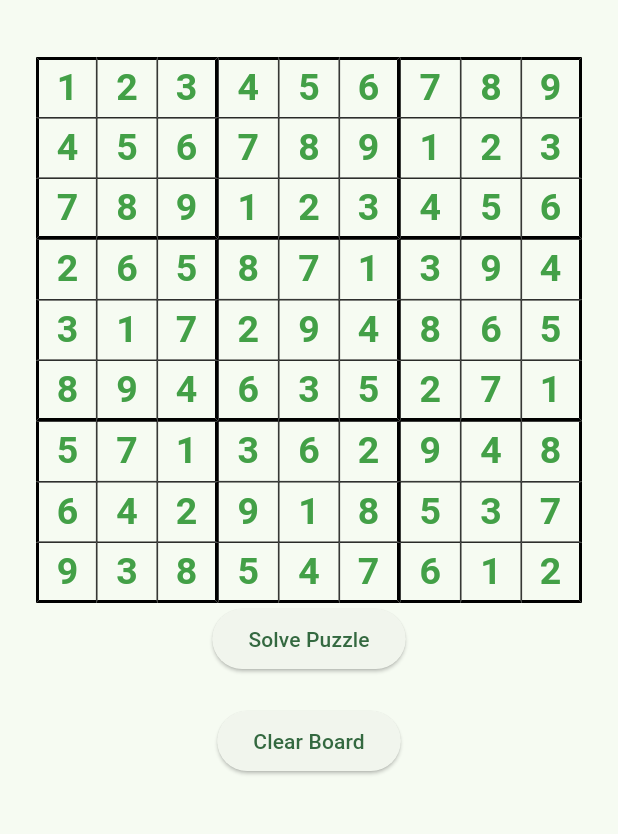
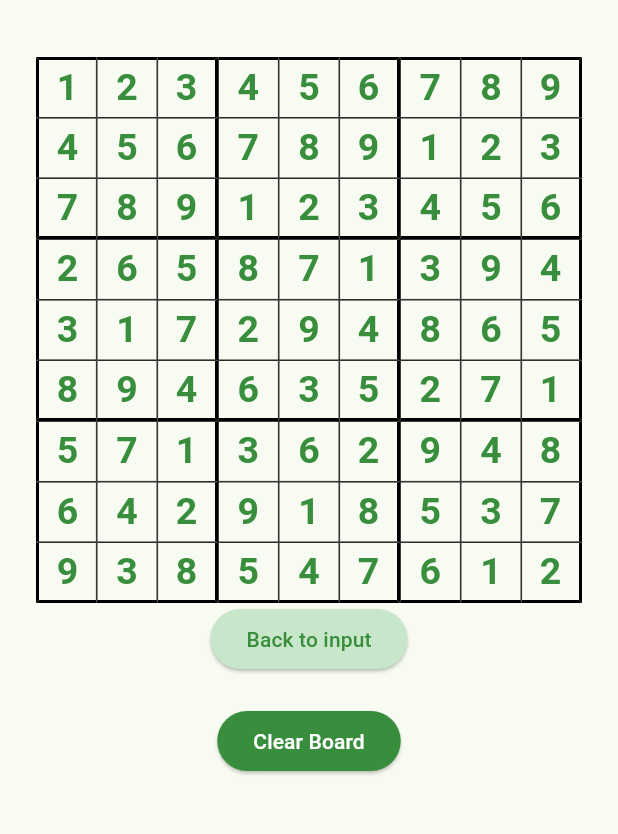
Before and after one commit to rbstrauss98/sudoku_solver, a Flutter app: the screen it shows after launch, after a tap on "Solve Puzzle", on a phone screen of 412 x 824 dp, the part 63-897 px from its top. Run offline on Flutter 3.47's test engine with Material 3 defaults, Android fonts, the phone set to English and light mode, and no system bars; our stand-ins replace tuple.

Commit message:
Refactor solving algorithm and UI

```diff
--- a/lib/main.dart
+++ b/lib/main.dart
@@ -14,7 +14,7 @@ class MyApp extends StatelessWidget {
     return MaterialApp(
       title: 'Sudoku Solver',
       theme: ThemeData(
-        colorScheme: ColorScheme.fromSeed(seedColor:Color.fromARGB(255, 14, 117, 55)),
+        colorScheme: ColorScheme.fromSeed(seedColor:Colors.green.shade700),
       ),
       home: const MyHomePage(title: 'Sudoku Solver'),
     );
--- a/lib/solving_algorithm/solver.dart
+++ b/lib/solving_algorithm/solver.dart
@@ -135,19 +135,18 @@ class Solver {
     return null;
   }
 
-  Sudoku? solve(List<int> puzzleValues) {
+  Tuple2<Sudoku?, String> solve(List<int> puzzleValues) {
     Sudoku puzzle = Sudoku();
     bool validInput = puzzle.inputPuzzle(puzzleValues);
     if (!validInput) {
-      return null;
+      return const Tuple2<Sudoku?, String>(null, "The puzzle could not be solved because of an Invalid Input. Please try again.");
     }
     Sudoku? solvedPuzzle = backtrackingSearch(puzzle);
     if (solvedPuzzle != null) {
-      return solvedPuzzle;
+      return Tuple2<Sudoku?, String>(solvedPuzzle, "Solved");
     }
     else{
-      return null;
+      return const Tuple2<Sudoku?, String>(null, "The puzzle could not be solved because it has no solution. Please try again.");
     }
-
   }
 }
--- a/lib/solving_algorithm/sudoku.dart
+++ b/lib/solving_algorithm/sudoku.dart
@@ -53,7 +53,6 @@ class Sudoku {
         if (cells[r][c].value != null) {
           bool success = forwardCheckRemove(r, c, cells[r][c].value!, isInitial: true);
           if (!success) {
-            print('Contradiction in Puzzle! Invalid input. Exiting');
             return false;
           }
         }
--- a/lib/sudoku_board.dart
+++ b/lib/sudoku_board.dart
@@ -1,4 +1,5 @@
 import 'package:flutter/material.dart';
+import 'package:tuple/tuple.dart';
 import 'package:sudoku_solver/solving_algorithm/solver.dart';
 import 'package:sudoku_solver/number_picker.dart'; // Replace with your actual package name
 
@@ -13,19 +14,23 @@ class SudokuGrid extends StatefulWidget {
 
 class _SudokuGridState extends State<SudokuGrid> {
   List<int> gridValues = List<int>.generate(81, (index) => 0);
-  List<bool> inputValues = List<bool>.generate(81, (index) => false);
+  List<bool> ifInputValues = List<bool>.generate(81, (index) => false);
+  List<int> initialValues = List<int>.generate(81, (index) => 0);
+  String buttonText = 'Solve Puzzle';
   Solver solver = Solver(); // Create an instance of the SudokuSolver class
 
   void solvePuzzle() {
-    inputValues = gridValues.map((e) => e != 0).toList();
-    Sudoku? success = solver.solve(gridValues);
-    if (success != null) {
+    ifInputValues = gridValues.map((e) => e != 0).toList();
+    Tuple2<Sudoku?, String> success = solver.solve(gridValues);
+    if (success.item1 != null) {
+      Sudoku sudoku = success.item1!;
       setState(() {
         for (int i = 0; i < 9; i++) {
           for (int j = 0; j < 9; j++) {
-            gridValues[i * 9 + j] = success.cells[i][j].value!;
+            gridValues[i * 9 + j] = sudoku.cells[i][j].value!;
           }
         }
+        buttonText = 'Back to input';
       });
     } else {
       // clearBoard();
@@ -33,11 +38,11 @@ class _SudokuGridState extends State<SudokuGrid> {
         context: context,
         builder: (BuildContext context) {
           return AlertDialog(
-            title: Text('Solving Failed'),
-            content: Text('The puzzle could not be solved. Please try again.'),
+            title: const Text('Solving Failed'),
+            content: Text(success.item2),
             actions: <Widget>[
               TextButton(
-                child: Text('OK'),
+                child: const Text('OK'),
                 onPressed: () {
                   Navigator.of(context).pop();
                 },
@@ -49,12 +54,21 @@ class _SudokuGridState extends State<SudokuGrid> {
     }
   }
 
+  void showInitialValues() {
+    setState(() {
+      gridValues = List.from(initialValues); // Update gridValues with solutionValues
+      buttonText = 'Solve Puzzle'; // Reset the button text
+    });
+  }
+
   void clearBoard() {
     setState(() {
       for (int i = 0; i < gridValues.length; i++) {
         gridValues[i] = 0;
-        inputValues[i] = false;
+        ifInputValues[i] = false;
+        initialValues[i] = 0;
       }
+      buttonText = 'Solve Puzzle'; // Reset the button text
     });
 
   }
@@ -82,7 +96,8 @@ class _SudokuGridState extends State<SudokuGrid> {
                   if (selectedNumber != null) {
                     setState(() {
                       gridValues[index] = selectedNumber;
-                      inputValues[index] = true;
+                      ifInputValues[index] = true;
+                      initialValues[index] = selectedNumber;
                     });
                   }
                 },
@@ -124,7 +139,7 @@ class _SudokuGridState extends State<SudokuGrid> {
                           fontSize: 25,
                           fontWeight: FontWeight.bold,
                           color:
-                              inputValues[index] ? Colors.black : Colors.green[600]),
+                              ifInputValues[index] ? Colors.black : Colors.green[700]),
                     ),
                   ),
                 ),
@@ -135,14 +150,22 @@ class _SudokuGridState extends State<SudokuGrid> {
             physics: const NeverScrollableScrollPhysics()),
       ),
       ElevatedButton(
-        onPressed: solvePuzzle,
-        child: const Text('Solve Puzzle'),
+        onPressed: buttonText == 'Solve Puzzle' ? solvePuzzle : showInitialValues,
+        style: ElevatedButton.styleFrom(
+          backgroundColor: buttonText == 'Solve Puzzle' ? Colors.green[700] : Colors.green[100],
+          foregroundColor: buttonText == 'Solve Puzzle' ? Colors.white : Colors.green[700],
+        ),
+        child: Text(buttonText),
       ),
       const SizedBox(height: 20),
       ElevatedButton(
         onPressed:
             clearBoard, // Call the clearBoard method when the button is pressed
-        child: const Text('Clear Board'),
+        style: ElevatedButton.styleFrom(
+          backgroundColor:  Colors.green[700],
+          foregroundColor:  Colors.white,
+        ),
+        child: const Text('Clear Board')
       ),
     ]);
   }
```
